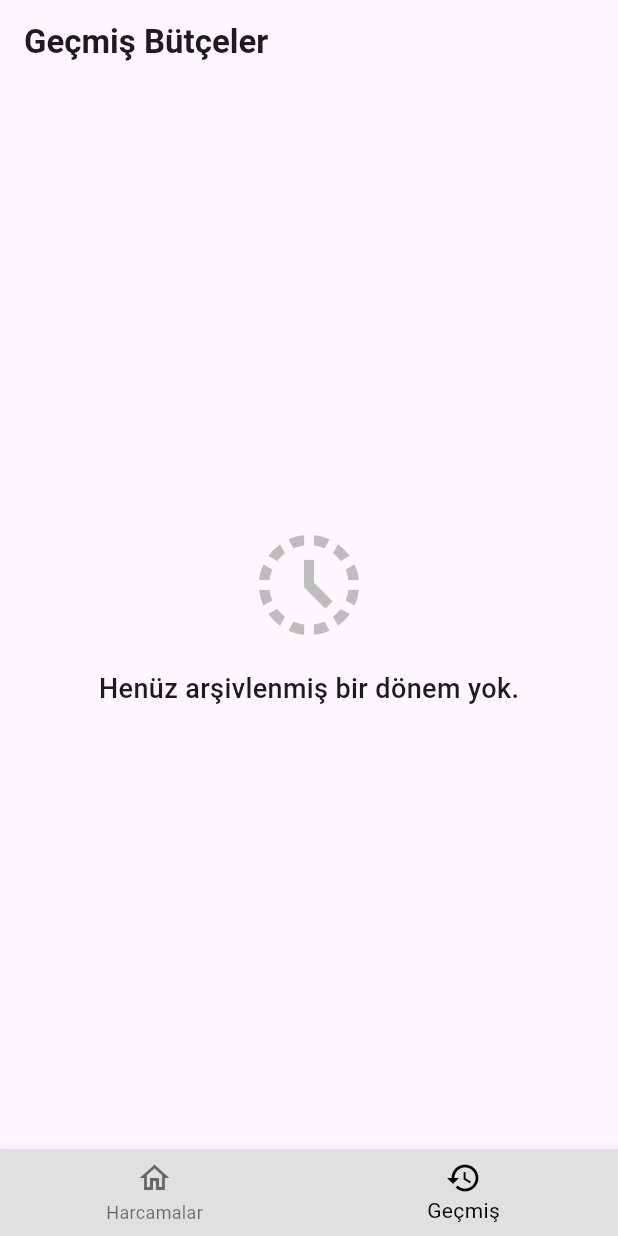
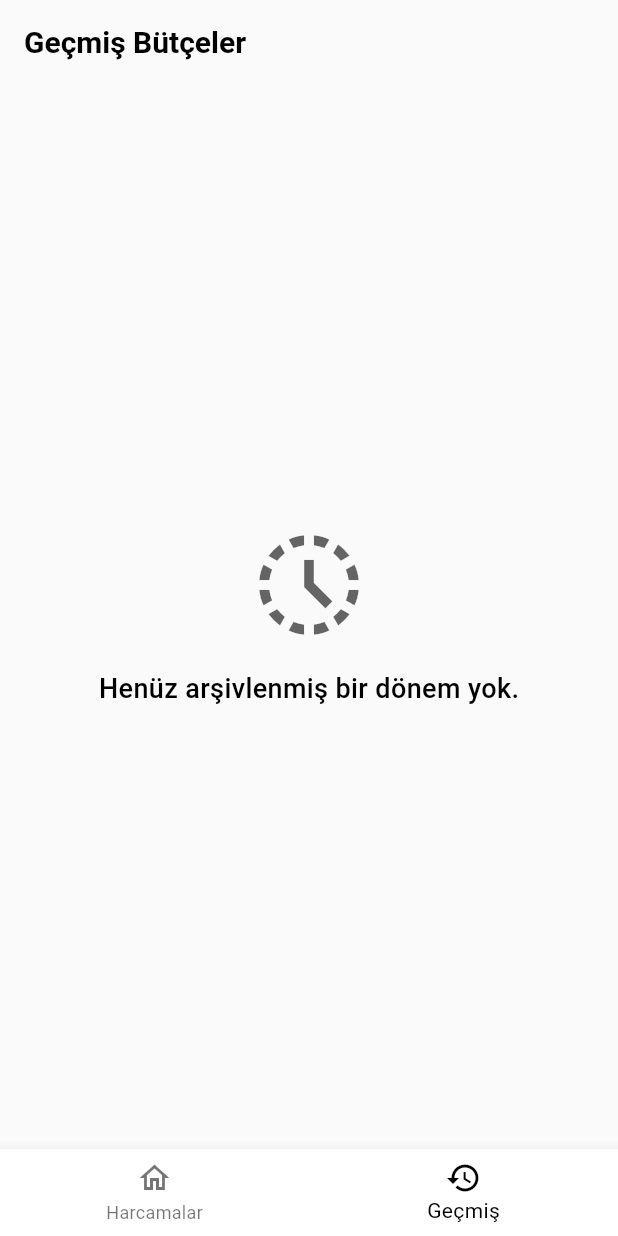
Before and after one commit to ekrem-bas/Limitim-Mobile-App, a Flutter app: the screen it shows after launch, item 2 of the bottom bar chosen, on a phone screen of 412 x 824 dp. Run offline on Flutter 3.47's test engine with Material 3 defaults, Android fonts, the phone set to English and light mode, and no system bars; our stand-ins replace bloc, equatable, flutter_bloc, hive, hive_flutter; accounts and stored records are empty.

Commit message:
update: change all manuel colors for widgets to ThemeData

```diff
--- a/lib/main.dart
+++ b/lib/main.dart
@@ -7,6 +7,7 @@ import 'package:limitim/models/expense.dart';
 import 'package:limitim/models/month.dart';
 import 'package:limitim/repository/expense_repository.dart';
 import 'package:limitim/screens/root_page.dart';
+import 'package:limitim/theme/app_theme.dart';
 
 Future<void> main() async {
   WidgetsFlutterBinding.ensureInitialized();
@@ -45,8 +46,12 @@ class MyApp extends StatelessWidget {
   @override
   Widget build(BuildContext context) {
     return MaterialApp(
-      home: Scaffold(body: RootPage()),
       debugShowCheckedModeBanner: false,
+      title: 'Limitim',
+      theme: AppTheme.lightTheme,
+      darkTheme: AppTheme.darkTheme,
+      themeMode: ThemeMode.system,
+      home: const RootPage(),
     );
   }
 }
--- a/lib/screens/history_page.dart
+++ b/lib/screens/history_page.dart
@@ -19,13 +19,15 @@ class HistoryPage extends StatelessWidget {
       body: BlocBuilder<HistoryBloc, HistoryState>(
         builder: (context, state) {
           if (state is HistoryLoading) {
-            return const Center(
-              child: CircularProgressIndicator(color: Colors.black),
+            return Center(
+              child: CircularProgressIndicator(
+                color: Theme.of(context).colorScheme.primary,
+              ),
             );
           }
           if (state is HistoryLoaded) {
             if (state.archivedMonths.isEmpty) {
-              return _buildEmptyHistoryState();
+              return _buildEmptyHistoryState(context);
             }
             return HistoryListView(archivedMonths: state.archivedMonths);
           }
@@ -33,7 +35,7 @@ class HistoryPage extends StatelessWidget {
             return Center(child: Text("Bir hata oluştu: ${state.message}"));
           }
           if (state is HistoryEmpty) {
-            return _buildEmptyHistoryState();
+            return _buildEmptyHistoryState(context);
           }
           return const SizedBox();
         },
@@ -42,12 +44,16 @@ class HistoryPage extends StatelessWidget {
   }
 
   // Geçmiş boş olduğunda görünecek şık tasarım
-  Widget _buildEmptyHistoryState() {
+  Widget _buildEmptyHistoryState(BuildContext context) {
     return Center(
       child: Column(
         mainAxisAlignment: MainAxisAlignment.center,
         children: [
-          Icon(Icons.history_toggle_off, size: 80, color: Colors.grey[400]),
+          Icon(
+            Icons.history_toggle_off,
+            size: 80,
+            color: Theme.of(context).colorScheme.onSurface.withOpacity(0.6),
+          ),
           const SizedBox(height: 16),
           const Text(
             "Henüz arşivlenmiş bir dönem yok.",
--- a/lib/screens/root_page.dart
+++ b/lib/screens/root_page.dart
@@ -49,8 +49,10 @@ class _RootPageState extends State<RootPage> {
       child: Scaffold(
         body: IndexedStack(index: _currentIndex, children: pages),
         bottomNavigationBar: BottomNavigationBar(
-          backgroundColor: Colors.grey[300],
-          selectedItemColor: Colors.black,
+          backgroundColor:
+              Theme.of(context).navigationBarTheme.backgroundColor ??
+              Theme.of(context).colorScheme.surface,
+          selectedItemColor: Theme.of(context).colorScheme.primary,
           currentIndex: _currentIndex,
           onTap: _onItemTapped,
           items: [
```
Also changed, not shown: lib/screens/expense_page.dart (+12 -36 lines), lib/widgets/expense/add_expense_sheet.dart (+4 -3 lines), lib/widgets/expense/expense_list_item.dart (+13 -7 lines), lib/widgets/expense/expense_list_view.dart (+10 -4 lines), lib/widgets/expense/save_expenses_sheet.dart (+10 -7 lines), lib/widgets/history/history_detail_page.dart (+9 -4 lines), lib/widgets/history/history_list_item.dart (+9 -6 lines), lib/widgets/limit_view.dart (+7 -2 lines), 2 other files.
